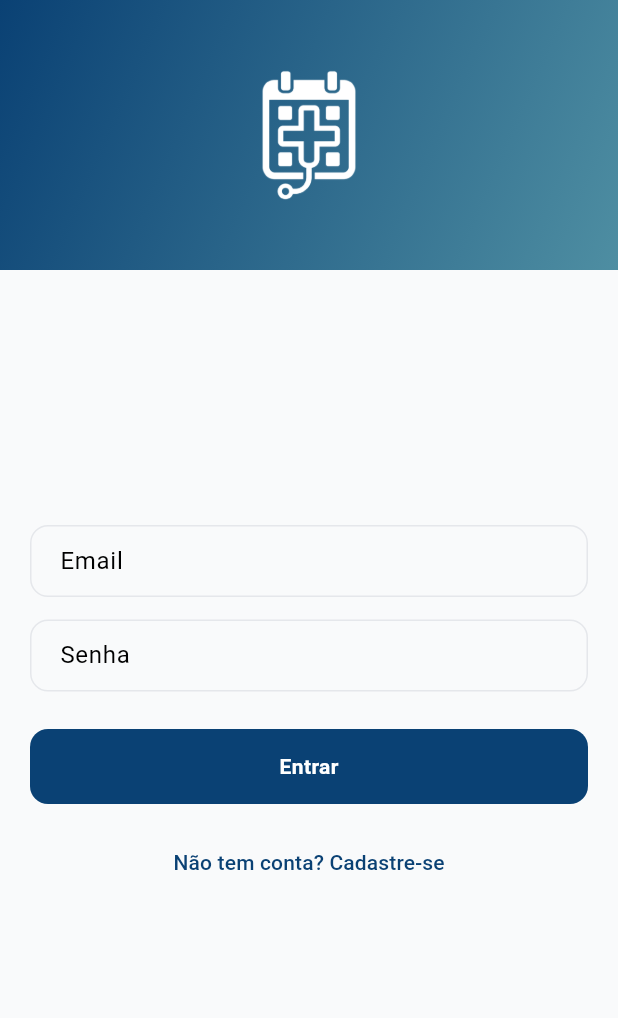
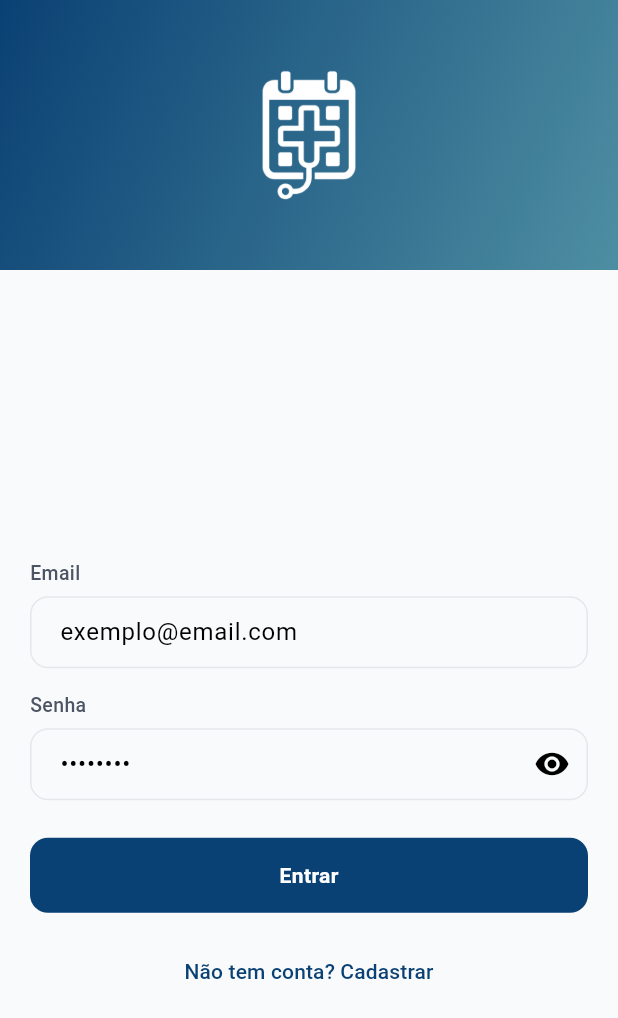
Before and after one commit to psantiago20/Desafio_Final_Flutter, a Flutter app: the screen it shows after launch, on a phone screen of 412 x 824 dp. Shown: the top 1018 px of the screen. Run offline on Flutter 3.47's test engine with Material 3 defaults, Android fonts, the phone set to English and light mode, and no system bars; our stand-ins replace flutter_riverpod, go_router, google_fonts, mask_text_input_formatter; accounts and stored records are empty; project files that could hold a hidden picture were left out.

Commit message:
feat(auth-ui): melhora formulário de login com labels e layout mais limpo

```diff
--- a/frontend/lib/features/auth/widgets/login_form.dart
+++ b/frontend/lib/features/auth/widgets/login_form.dart
@@ -1,7 +1,7 @@
 import 'package:flutter/material.dart';
 import 'package:frontend/core/theme/app_theme.dart';
 
-class LoginForm extends StatelessWidget {
+class LoginForm extends StatefulWidget {
   final VoidCallback onToggle;
   final VoidCallback onLogin;
 
@@ -12,50 +12,103 @@ class LoginForm extends StatelessWidget {
   });
 
   @override
+  State<LoginForm> createState() => _LoginFormState();
+}
+
+class _LoginFormState extends State<LoginForm> {
+  final emailController = TextEditingController();
+  final passwordController = TextEditingController();
+
+  bool showPassword = false;
+
+  @override
   Widget build(BuildContext context) {
-    return Padding(
-      key: key,
+    return SingleChildScrollView(
       padding: const EdgeInsets.all(20),
       child: Column(
         children: [
-          const SizedBox(height: 120),
+          const SizedBox(height: 40),
 
-          const SizedBox(height: 30),
+          _input(
+            "Email",
+            controller: emailController,
+            hint: "exemplo@email.com",
+          ),
 
-          _input("Email"),
           const SizedBox(height: 15),
-          _input("Senha", obscure: true),
+
+          _input(
+            "Senha",
+            controller: passwordController,
+            hint: "••••••••",
+            obscure: !showPassword,
+            suffix: IconButton(
+              icon: Icon(
+                showPassword
+                    ? Icons.visibility_off
+                    : Icons.visibility,
+              ),
+              onPressed: () {
+                setState(() => showPassword = !showPassword);
+              },
+            ),
+          ),
 
           const SizedBox(height: 25),
 
-          _button("Entrar", onLogin),
+          _button("Entrar", widget.onLogin),
 
           const SizedBox(height: 15),
 
           TextButton(
-            onPressed: onToggle,
-            child: const Text("Não tem conta? Cadastre-se"),
+            onPressed: widget.onToggle,
+            child: const Text("Não tem conta? Cadastrar"),
           ),
         ],
       ),
     );
   }
 
-  Widget _input(String hint, {bool obscure = false}) {
-    return TextField(
+  Widget _input(
+    String label, {
+    required TextEditingController controller,
+    bool obscure = false,
+    String? hint,
+    Widget? suffix,
+  }) {
+    return Column(
+      crossAxisAlignment: CrossAxisAlignment.start,
+      children: [
+        Text(
+          label,
+          style: TextStyle(
+            fontSize: 13,
+            color: AppTheme.textSecondary,
+            fontWeight: FontWeight.w500,
+          ),
+        ),
+        const SizedBox(height: 6),
+        TextField(
+          controller: controller,
           obscureText: obscure,
           decoration: InputDecoration(
             hintText: hint,
-        contentPadding: const EdgeInsets.symmetric(horizontal: 16),
+            suffixIcon: suffix,
+            contentPadding:
+                const EdgeInsets.symmetric(horizontal: 16),
             enabledBorder: OutlineInputBorder(
               borderRadius: BorderRadius.circular(12),
-          borderSide: BorderSide(color: AppTheme.borderGray),
+              borderSide:
+                  BorderSide(color: AppTheme.borderGray),
             ),
             focusedBorder: OutlineInputBorder(
               borderRadius: BorderRadius.circular(12),
-          borderSide: BorderSide(color: AppTheme.primaryBlue),
+              borderSide:
+                  BorderSide(color: AppTheme.primaryBlue),
             ),
           ),
+        ),
+      ],
     );
   }
 
```
Lines whose indentation alone changed are shown as unchanged.
